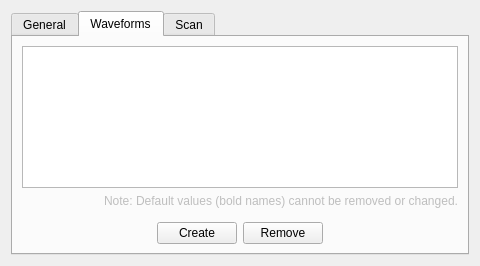
Before: the Qt Designer form appreferenceswidget.ui in franciscoadasme/a2epg, drawn with Qt 5.
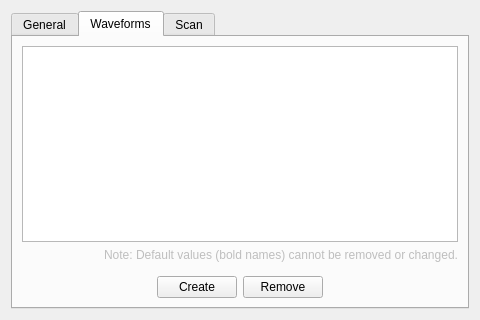
After: the same form once the commit is applied. The open tabs and pages were chosen to show the change. Icons and pictures are not drawn.

Commit message: Fixed clipping in preferences window

```diff
--- a/appreferenceswidget.ui
+++ b/appreferenceswidget.ui
@@ -7,13 +7,13 @@
     <x>0</x>
     <y>0</y>
     <width>480</width>
-    <height>266</height>
+    <height>320</height>
    </rect>
   </property>
   <property name="minimumSize">
    <size>
     <width>480</width>
-    <height>250</height>
+    <height>320</height>
    </size>
   </property>
   <property name="maximumSize">
@@ -237,6 +237,9 @@
          <property name="alignment">
           <set>Qt::AlignRight|Qt::AlignTrailing|Qt::AlignVCenter</set>
          </property>
+         <property name="wordWrap">
+          <bool>true</bool>
+         </property>
         </widget>
        </item>
        <item row="2" column="1">
```
